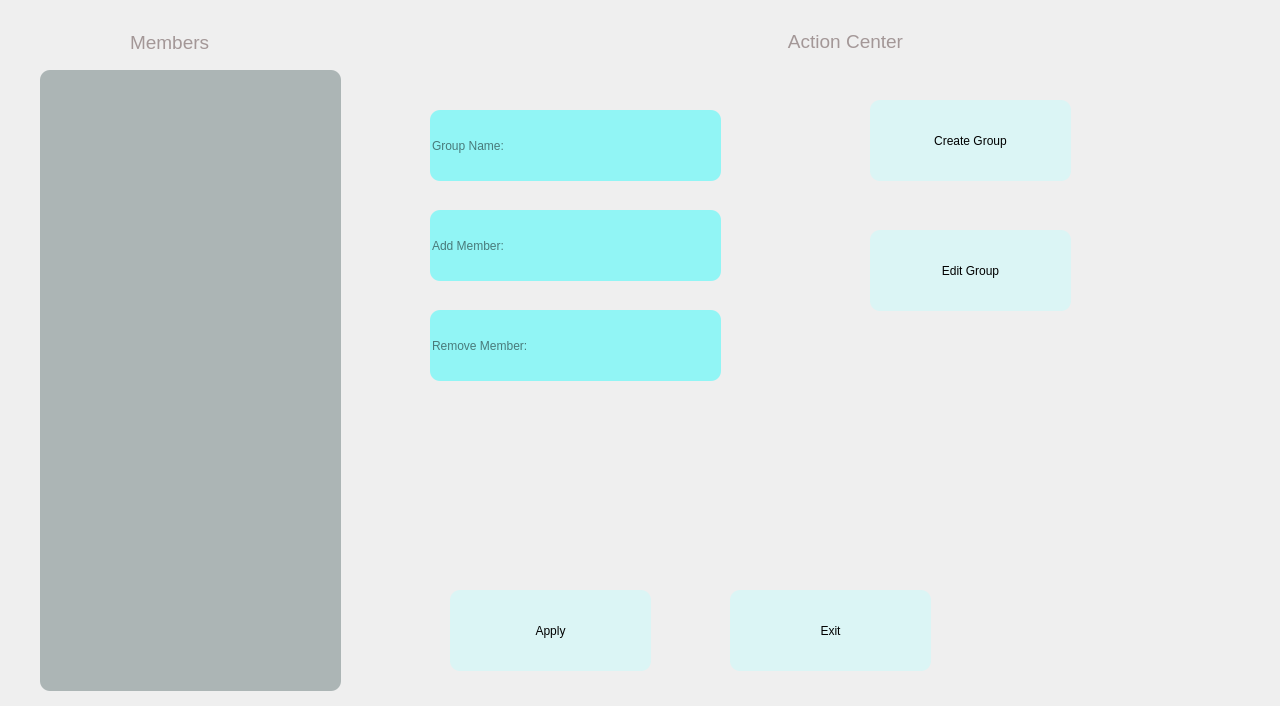
Before: the Qt Designer form chat_gui3.ui in yotam5/secure_gui_chat, drawn with Qt 5.
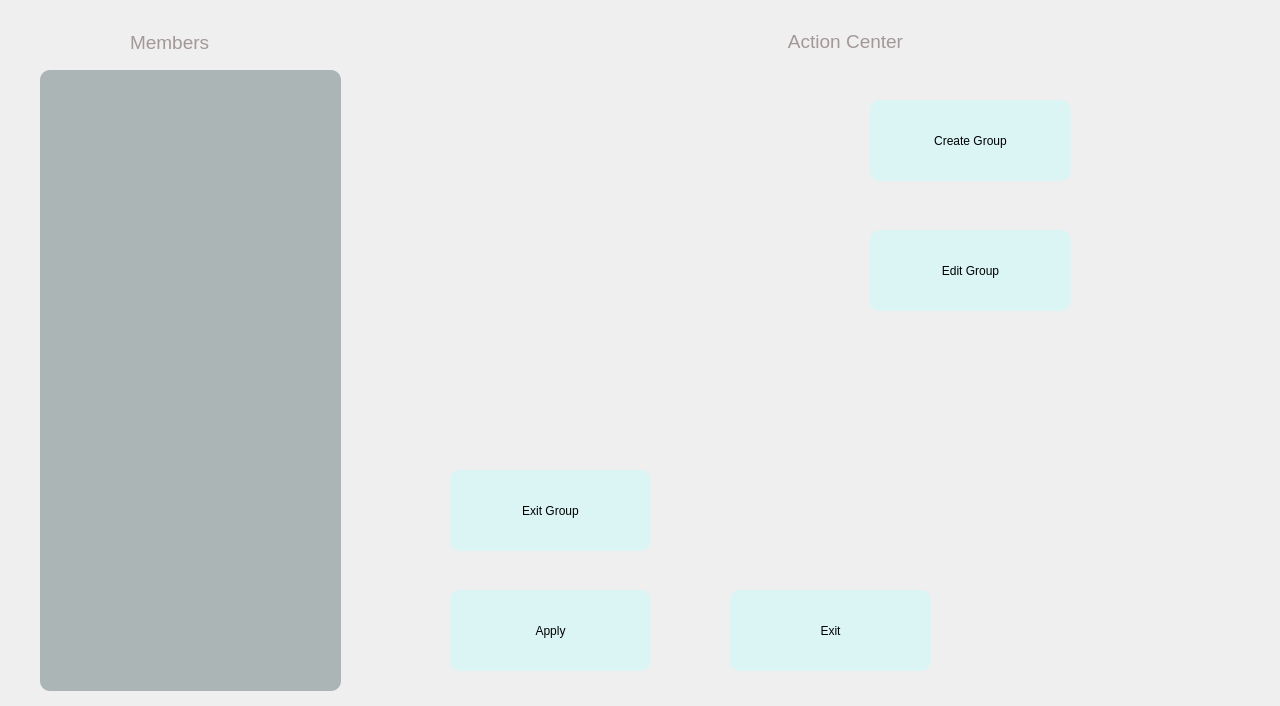
After: the same form once the commit is applied. The open tabs and pages were chosen to show the change. Icons and pictures are not drawn.

Diff of the .ui file:
```diff
--- a/chat_gui3.ui
+++ b/chat_gui3.ui
@@ -559,6 +559,7 @@
        </widget>
       </widget>
       <widget class="QWidget" name="group_common_empty"/>
+      <widget class="QWidget" name="widget"/>
      </widget>
      <widget class="QStackedWidget" name="group_action_stack">
       <property name="geometry">
@@ -612,6 +613,40 @@
       </widget>
       <widget class="QWidget" name="empty_group_selection"/>
      </widget>
+     <widget class="QStackedWidget" name="group_edit_bonus">
+      <property name="geometry">
+       <rect>
+        <x>430</x>
+        <y>440</y>
+        <width>261</width>
+        <height>141</height>
+       </rect>
+      </property>
+      <property name="styleSheet">
+       <string notr="true">background-color: rgba(255, 255, 255,0);</string>
+      </property>
+      <widget class="QWidget" name="page">
+       <widget class="QPushButton" name="exit_group_btn">
+        <property name="geometry">
+         <rect>
+          <x>20</x>
+          <y>30</y>
+          <width>201</width>
+          <height>81</height>
+         </rect>
+        </property>
+        <property name="styleSheet">
+         <string notr="true">background-color: rgba(180,255, 255, 90);
+font: 14pt &quot;mononoki&quot;;
+ border-radius: 10px;</string>
+        </property>
+        <property name="text">
+         <string>Exit Group</string>
+        </property>
+       </widget>
+      </widget>
+      <widget class="QWidget" name="group_edit_bonus_empty"/>
+     </widget>
     </widget>
    </widget>
   </widget>
```
Left out of the diff: 21 changed lines with no effect on the pictures.
